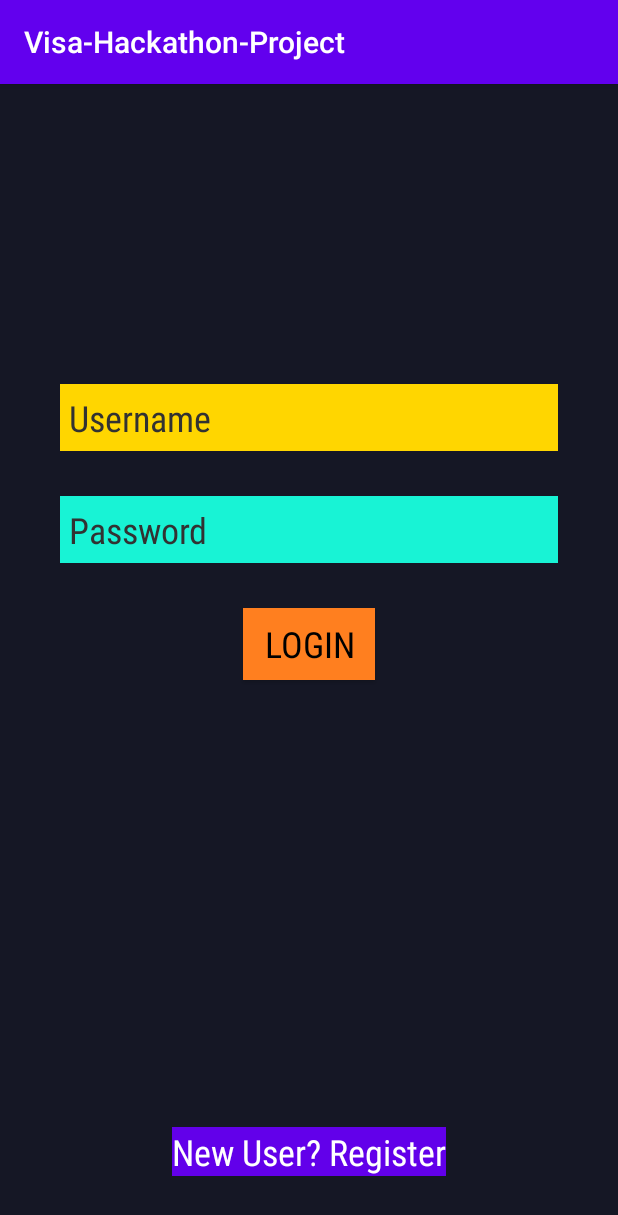
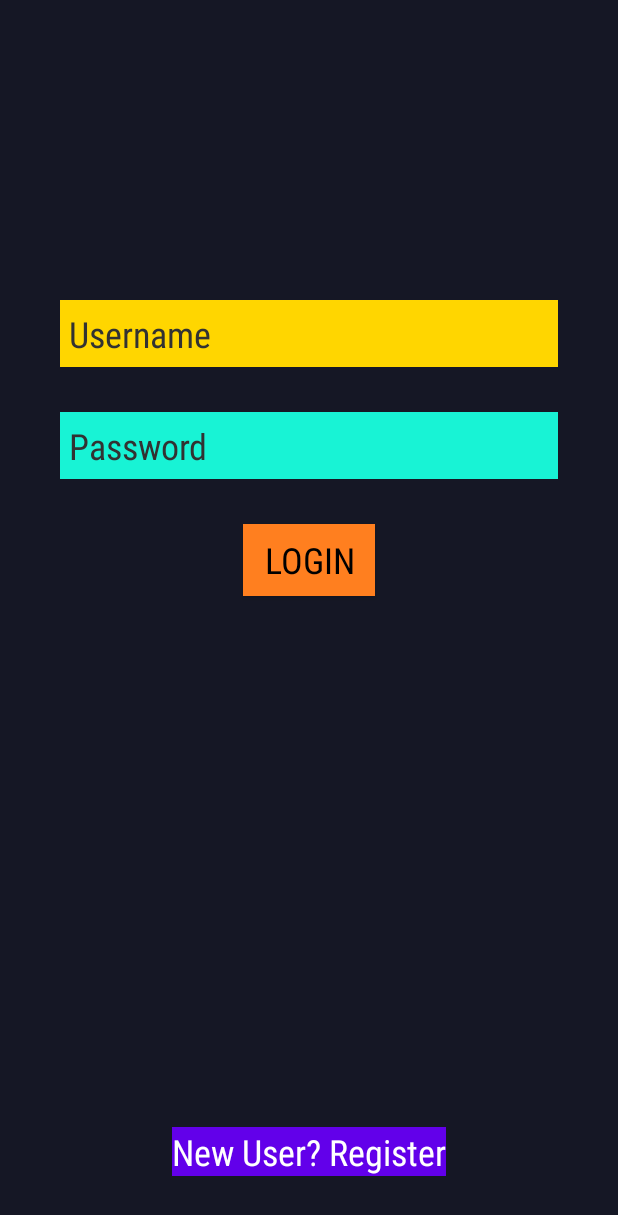
Before and after one commit to tdhankhar/Visa-Hackathon-Project, an Android app: the screen it shows after launch (MainActivity), on a phone screen of 412 x 824 dp. Shown: the top 1215 px of the screen. Run offline under Robolectric (Android 15) with nearby library versions, the light colour scheme and no system bars.

Commit message:
removing action bar from top

```diff
--- a/app/src/main/res/values/styles.xml
+++ b/app/src/main/res/values/styles.xml
@@ -1,10 +1,11 @@
 <resources>
     <!-- Base application theme. -->
-    <style name="AppTheme" parent="Theme.AppCompat.Light.DarkActionBar">
+    <style name="AppTheme" parent="Theme.AppCompat.Light.NoActionBar">
         <!-- Customize your theme here. -->
-        <item name="colorPrimary">@color/colorPrimary</item>
+        <!--item name="colorPrimary">@color/colorPrimary</item>
         <item name="colorPrimaryDark">@color/colorPrimaryDark</item>
-        <item name="colorAccent">@color/colorAccent</item>
+        <item name="colorAccent">@color/colorAccent</item -->
+        <item name="colorPrimaryDark">#151725</item>
     </style>
 
 </resources>
```
